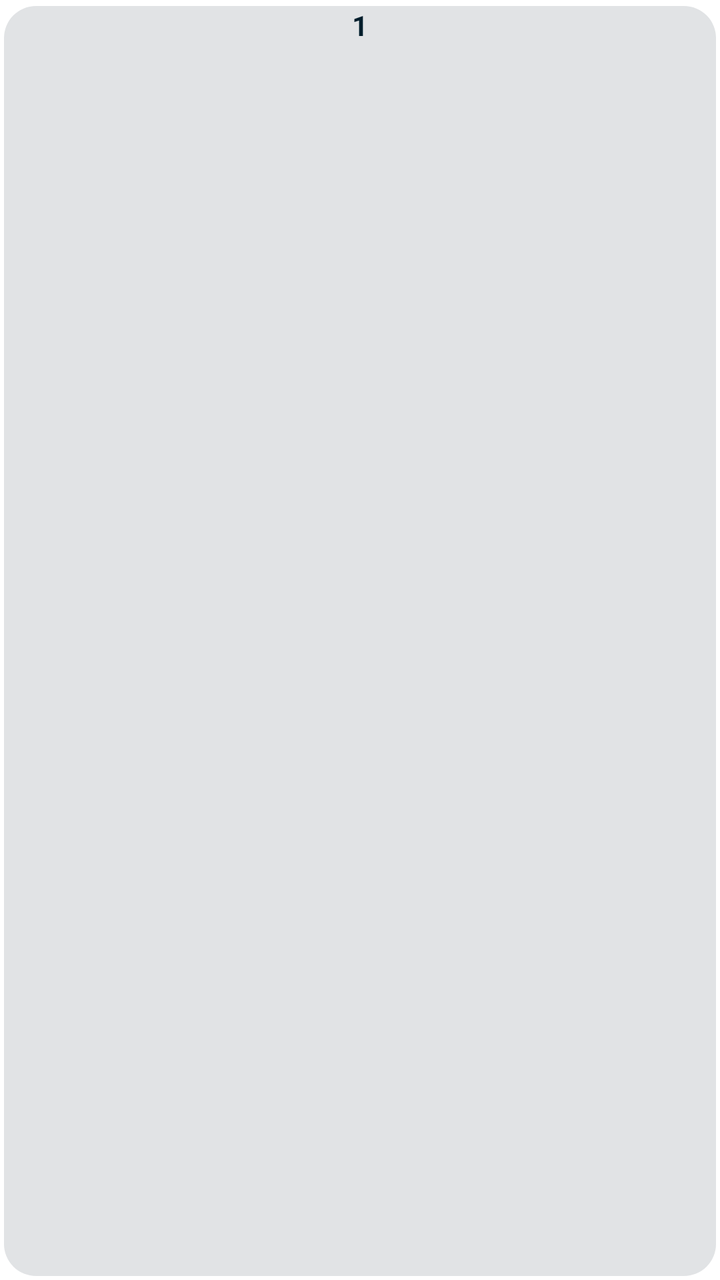
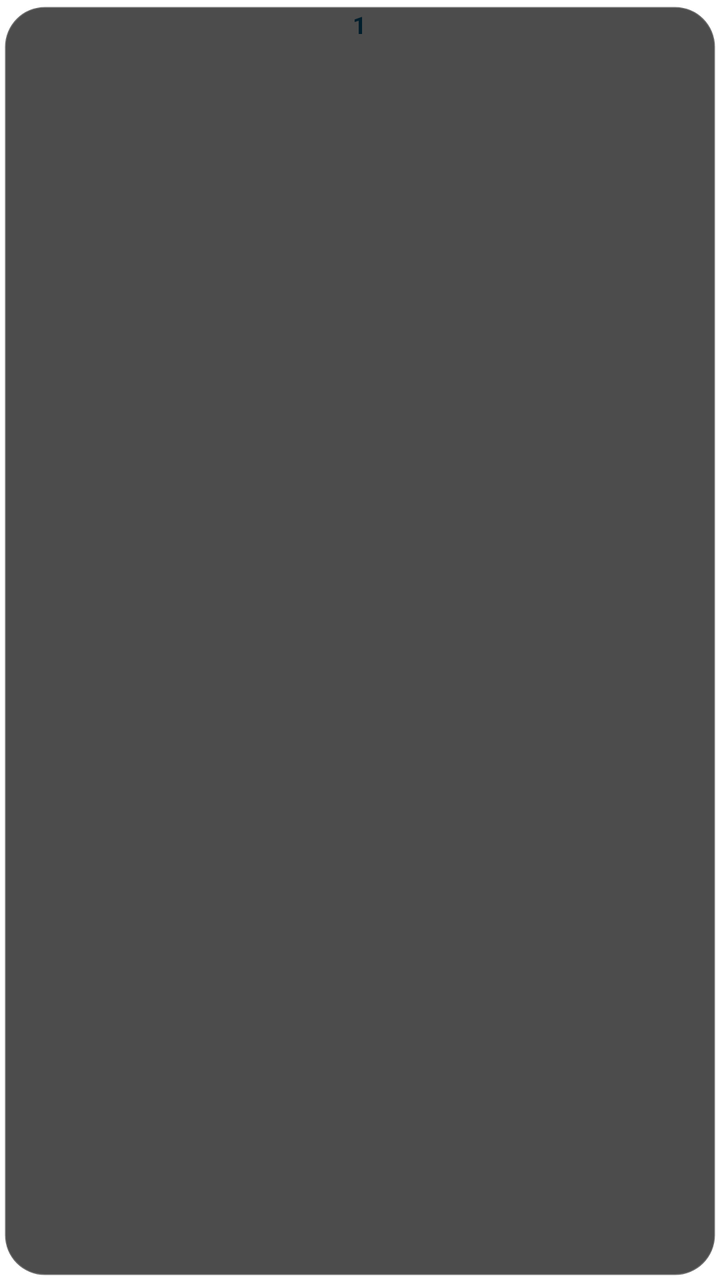

An Android layout rendered at two revisions. The XML below is the earlier revision; the diff shows what the commit changed to produce the second picture.
<!-- AndroidManifest.xml: fallback theme Theme.MaterialComponents.DayNight.NoActionBar -->
<!-- res/layout/widget_full_calendar_day_item.xml -->
<?xml version="1.0" encoding="utf-8"?>
<FrameLayout xmlns:android="http://schemas.android.com/apk/res/android"
    android:id="@+id/widget_full_calendar_day_container"
    android:layout_width="0dp"
    android:layout_height="75dp"
    android:layout_weight="1"
    android:padding="2dp">

    <LinearLayout
        android:layout_width="match_parent"
        android:layout_height="match_parent"
        android:orientation="vertical"
        android:layout_marginTop="1dp"
        android:gravity="center_horizontal"
        android:background="@drawable/widget_background">

        
        <TextView
            android:id="@+id/widget_full_calendar_day_text"
            android:layout_width="wrap_content"
            android:layout_height="wrap_content"
            android:text="1"
            android:textSize="14sp"
            android:textStyle="bold"
            android:textColor="@color/widget_title_text"
            android:paddingTop="0dp" />

        
        <FrameLayout
            android:id="@+id/widget_full_calendar_today_indicator"
            android:layout_width="26dp"
            android:layout_height="4dp"
            android:background="@color/widget_primary"
            android:visibility="gone"
            android:layout_marginTop="0dp" />

        
        <LinearLayout
            android:layout_width="match_parent"
            android:layout_height="0dp"
            android:layout_weight="1"
            android:orientation="vertical"
            android:gravity="center"
            android:paddingTop="0dp"
            android:paddingBottom="0dp">

            <TextView
                android:id="@+id/widget_full_calendar_summary_1"
                android:layout_width="match_parent"
                android:layout_height="14dp"
                android:layout_marginStart="1dp"
                android:layout_marginEnd="1dp"
                android:layout_marginBottom="1dp"
                android:background="@color/widget_secondary_text"
                android:textSize="9sp"
                android:textColor="#FFFFFF"
                android:singleLine="true"
                android:ellipsize="end"
                android:paddingStart="2dp"
                android:paddingEnd="2dp"
                android:visibility="gone" />

            <TextView
                android:id="@+id/widget_full_calendar_summary_2"
                android:layout_width="match_parent"
                android:layout_height="14dp"
                android:layout_marginStart="1dp"
                android:layout_marginEnd="1dp"
                android:layout_marginBottom="1dp"
                android:background="@color/widget_secondary_text"
                android:textSize="9sp"
                android:textColor="#FFFFFF"
                android:singleLine="true"
                android:ellipsize="end"
                android:paddingStart="2dp"
                android:paddingEnd="2dp"
                android:visibility="gone" />

            <TextView
                android:id="@+id/widget_full_calendar_summary_3"
                android:layout_width="match_parent"
                android:layout_height="14dp"
                android:layout_marginStart="1dp"
                android:layout_marginEnd="1dp"
                android:background="@color/widget_secondary_text"
                android:textSize="9sp"
                android:textColor="#FFFFFF"
                android:singleLine="true"
                android:ellipsize="end"
                android:paddingStart="2dp"
                android:paddingEnd="2dp"
                android:visibility="gone" />
        </LinearLayout>

    </LinearLayout>

</FrameLayout>
<!-- resources referenced by this layout -->
<resources>
  <color name="widget_primary">#6C63FF</color>
  <color name="widget_secondary_text">#8E8E93</color>
  <color name="widget_title_text">#1C1C1E</color>
  <!-- drawable widget_background (drawable) -->
  <?xml version="1.0" encoding="utf-8"?>
  <shape xmlns:android="http://schemas.android.com/apk/res/android">
      <solid android:color="@color/widget_background_color" />
      <corners android:radius="16dp" />
  </shape>
  <color name="widget_background_color">#F8F9FA</color>
</resources>

<!-- the commit's change to res/layout/widget_full_calendar_day_item.xml (unified diff, before → after) -->
@@ -20,10 +20,10 @@
             android:layout_width="wrap_content"
             android:layout_height="wrap_content"
             android:text="1"
-            android:textSize="14sp"
+            android:textSize="12sp"
             android:textStyle="bold"
             android:textColor="@color/widget_title_text"
-            android:paddingTop="0dp" />
+            android:paddingTop="1dp" />
 
         
         <FrameLayout
@@ -47,48 +47,60 @@
             <TextView
                 android:id="@+id/widget_full_calendar_summary_1"
                 android:layout_width="match_parent"
-                android:layout_height="14dp"
+                android:layout_height="wrap_content"
+                android:minHeight="14dp"
                 android:layout_marginStart="1dp"
                 android:layout_marginEnd="1dp"
                 android:layout_marginBottom="1dp"
-                android:background="@color/widget_secondary_text"
+                android:background="@drawable/widget_item_background"
                 android:textSize="9sp"
                 android:textColor="#FFFFFF"
-                android:singleLine="true"
+                android:gravity="center_vertical"
+                android:maxLines="2"
                 android:ellipsize="end"
-                android:paddingStart="2dp"
-                android:paddingEnd="2dp"
+                android:paddingStart="3dp"
+                android:paddingEnd="3dp"
+                android:paddingTop="1dp"
+                android:paddingBottom="1dp"
                 android:visibility="gone" />
 
             <TextView
                 android:id="@+id/widget_full_calendar_summary_2"
                 android:layout_width="match_parent"
-                android:layout_height="14dp"
+                android:layout_height="wrap_content"
+                android:minHeight="14dp"
                 android:layout_marginStart="1dp"
                 android:layout_marginEnd="1dp"
                 android:layout_marginBottom="1dp"
-                android:background="@color/widget_secondary_text"
+                android:background="@drawable/widget_item_background"
                 android:textSize="9sp"
                 android:textColor="#FFFFFF"
-                android:singleLine="true"
+                android:gravity="center_vertical"
+                android:maxLines="2"
                 android:ellipsize="end"
-                android:paddingStart="2dp"
-                android:paddingEnd="2dp"
+                android:paddingStart="3dp"
+                android:paddingEnd="3dp"
+                android:paddingTop="1dp"
+                android:paddingBottom="1dp"
                 android:visibility="gone" />
 
             <TextView
                 android:id="@+id/widget_full_calendar_summary_3"
                 android:layout_width="match_parent"
-                android:layout_height="14dp"
+                android:layout_height="wrap_content"
+                android:minHeight="14dp"
                 android:layout_marginStart="1dp"
                 android:layout_marginEnd="1dp"
-                android:background="@color/widget_secondary_text"
+                android:background="@drawable/widget_item_background"
                 android:textSize="9sp"
                 android:textColor="#FFFFFF"
-                android:singleLine="true"
+                android:gravity="center_vertical"
+                android:maxLines="2"
                 android:ellipsize="end"
-                android:paddingStart="2dp"
-                android:paddingEnd="2dp"
+                android:paddingStart="3dp"
+                android:paddingEnd="3dp"
+                android:paddingTop="1dp"
+                android:paddingBottom="1dp"
                 android:visibility="gone" />
         </LinearLayout>
 
<!-- resource entries referenced after the edit -->
@@ -1,14 +1,20 @@
 <!-- resources referenced by this layout -->
 <resources>
   <color name="widget_primary">#6C63FF</color>
-  <color name="widget_secondary_text">#8E8E93</color>
   <color name="widget_title_text">#1C1C1E</color>
   <!-- drawable widget_background (drawable) -->
   <?xml version="1.0" encoding="utf-8"?>
   <shape xmlns:android="http://schemas.android.com/apk/res/android">
-      <solid android:color="@color/widget_background_color" />
-      <corners android:radius="16dp" />
+      <solid android:color="#B3000000" />
+      <stroke android:width="1dp" android:color="#33FFFFFF" />
+      <corners android:radius="20dp" />
   </shape>
-  <color name="widget_background_color">#F8F9FA</color>
+  <!-- drawable widget_item_background (drawable) -->
+  <?xml version="1.0" encoding="utf-8"?>
+  <shape xmlns:android="http://schemas.android.com/apk/res/android">
+      <solid android:color="#00FFFFFF" />
+      <corners android:radius="4dp" />
+      <padding android:left="3dp" android:top="1dp" android:right="3dp" android:bottom="1dp" />
+  </shape>
 </resources>
 
